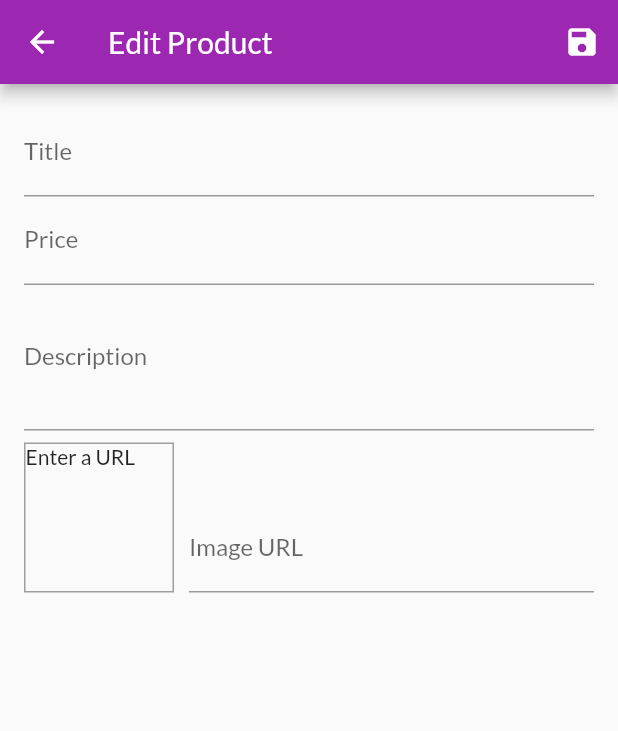
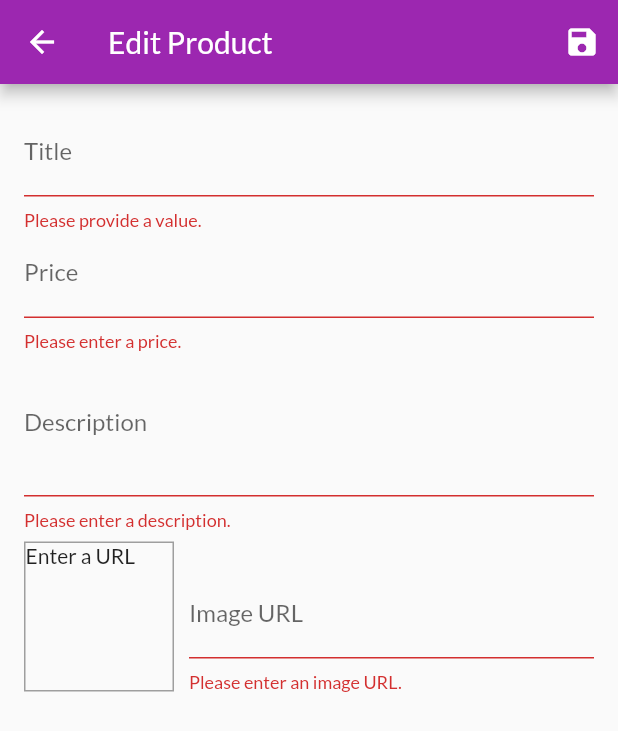
Before and after one commit to nguyenthegiang/learnFlutter-ShopApp, a Flutter app: the EditProductScreen screen opened by its route, after a tap on the "save" icon, on a phone screen of 412 x 824 dp. Shown: the top 731 px of the screen. Run offline on Flutter 3.47's test engine with Material 2 defaults, Android fonts, the phone set to English and light mode, and no system bars; network calls fail.

Commit message:
Lecture 13

```diff
--- a/lib/screens/edit_product_screen.dart
+++ b/lib/screens/edit_product_screen.dart
@@ -40,6 +40,14 @@ class _EditProductScreenState extends State<EditProductScreen> {
 
   void _updateImageUrl() {
     if (!_iamgeUrlFocusNode.hasFocus) {
+      //validate image cả khi Preview nữa
+      if ((!_imageUrlController.text.startsWith('http') &&
+              !_imageUrlController.text.startsWith('https')) ||
+          (!_imageUrlController.text.endsWith('.png') &&
+              !_imageUrlController.text.endsWith('.jpg') &&
+              !_imageUrlController.text.endsWith('.jpeg'))) {
+        return;
+      }
       //Khi thẻ input Image mất focus thì update state
       setState(() {});
     }
@@ -60,6 +68,16 @@ class _EditProductScreenState extends State<EditProductScreen> {
 
   //Method để Submit Form
   void _saveForm() {
+    /* Trước khi save form thì validate -> gọi đến validate() của Form
+    -> nó sẽ gọi đến các function validator của TextFormField
+    -> validate() sẽ trả về true nếu tất cả các validator đều thỏa mãn,
+    chỉ cần 1 cái bị sai thì nó sẽ return false */
+    final isValid = _form.currentState!.validate();
+    if (!isValid) {
+      return;
+      //nếu validate sai thì ko lưu
+    }
+
     /* Interact vs From Widget để lấy dữ liệu đc Submit -> truy cập trực tiếp
     đến 1 Widget ở trong Code -> Sử dụng Global Key (khá ít dùng, chủ yếu cho
     Form như ở đây) */
@@ -68,10 +86,10 @@ class _EditProductScreenState extends State<EditProductScreen> {
     -> cho phép lấy value trong chúng và làm gì tùy ý (VD: lưu trong Map) */
 
     //Test
-    // print(_editedProduct.title);
-    // print(_editedProduct.description);
-    // print(_editedProduct.price);
-    // print(_editedProduct.imageUrl);
+    print(_editedProduct.title);
+    print(_editedProduct.description);
+    print(_editedProduct.price);
+    print(_editedProduct.imageUrl);
   }
 
   @override
@@ -99,6 +117,8 @@ class _EditProductScreenState extends State<EditProductScreen> {
               TextFormField(
                 decoration: const InputDecoration(
                   labelText: 'Title',
+                  /*Có thể set thêm style cho error message ở đây
+                  (message sẽ hiển thị nếu validation bị sai)*/
                 ),
                 textInputAction: TextInputAction.next,
                 /*-> khi mở bàn phím lên thì vị trí chữ Enter sẽ là biểu tượng
@@ -124,6 +144,15 @@ class _EditProductScreenState extends State<EditProductScreen> {
                     id: '',
                   );
                 },
+                //validate user input
+                validator: (value) {
+                  if (value!.isEmpty) {
+                    //Nếu input rỗng -> lỗi -> Thông báo lỗi
+                    return 'Please provide a value.';
+                  }
+                  //ko thì OK r
+                  return null;
+                },
               ),
               //Price
               TextFormField(
@@ -148,6 +177,21 @@ class _EditProductScreenState extends State<EditProductScreen> {
                     id: '',
                   );
                 },
+                validator: (value) {
+                  if (value!.isEmpty) {
+                    //trg hợp để trống
+                    return 'Please enter a price.';
+                  }
+                  if (double.tryParse(value) == null) {
+                    //trường hợp input ko phải số
+                    return 'Please enter a valid number.';
+                  }
+                  if (double.parse(value) <= 0) {
+                    //trg hợp số <= 0
+                    return 'Please enter a number greater than zero.';
+                  }
+                  return null;
+                },
               ),
               //Description
               TextFormField(
@@ -169,6 +213,15 @@ class _EditProductScreenState extends State<EditProductScreen> {
                     imageUrl: _editedProduct.imageUrl,
                     id: '',
                   );
+                },
+                validator: (value) {
+                  if (value!.isEmpty) {
+                    return 'Please enter a description.';
+                  }
+                  if (value.length < 10) {
+                    return 'Should be at least 10 characters long.';
+                  }
+                  return null;
                 },
               ),
               //Image
@@ -226,6 +279,22 @@ class _EditProductScreenState extends State<EditProductScreen> {
                           id: '',
                         );
                       },
+                      validator: (value) {
+                        if (value!.isEmpty) {
+                          return 'Please enter an image URL.';
+                        }
+                        if (!value.startsWith('http') &&
+                            !value.startsWith('https')) {
+                          return 'Please enter a valid URL.';
+                        }
+                        //có thể check thêm xem link có phải image ko nếu muốn
+                        if (!value.endsWith('.png') &&
+                            !value.endsWith('.jpg') &&
+                            !value.endsWith('.jpeg')) {
+                          return 'Please enter a valid image URL.';
+                        }
+                        return null;
+                      },
                     ),
                   ),
                 ],
```
